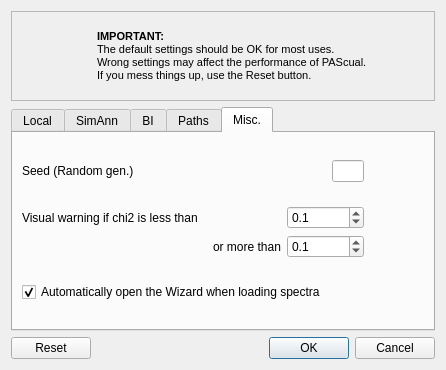
This is Options.ui in cpascual/PAScual as Qt 5 draws it before an edit. The edited form follows.
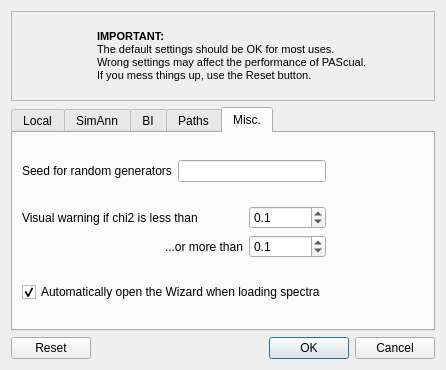
This is the edited form. The open tabs and pages were chosen to show the change. Icons and pictures are not drawn.

The edit to the form file:
```diff
--- a/Options.ui
+++ b/Options.ui
@@ -667,6 +667,8 @@
       </attribute>
       <layout class="QGridLayout" name="gridLayout_5" >
        <item row="0" column="0" >
+        <layout class="QHBoxLayout" name="horizontalLayout_3" >
+         <item>
         <widget class="QLabel" name="label_12" >
          <property name="toolTip" >
           <string>&lt;!DOCTYPE HTML PUBLIC "-//W3C//DTD HTML 4.0//EN" "http://www.w3.org/TR/REC-html40/strict.dtd">
@@ -676,11 +678,11 @@
 &lt;p style=" margin-top:0px; margin-bottom:0px; margin-left:0px; margin-right:0px; -qt-block-indent:0; text-indent:0px;">&lt;span style=" font-size:8pt;">Fixed seed for pseudo-random number generator. If you leave this field blank, the seed will be different each time you start PAScual.&lt;/span>&lt;/p>&lt;/body>&lt;/html></string>
          </property>
          <property name="text" >
-          <string>Seed (Random gen.)</string>
+            <string>Seed for random generators</string>
          </property>
         </widget>
        </item>
-       <item row="0" column="1" >
+         <item>
         <widget class="QLineEdit" name="seedLE" >
          <property name="toolTip" >
           <string>&lt;!DOCTYPE HTML PUBLIC "-//W3C//DTD HTML 4.0//EN" "http://www.w3.org/TR/REC-html40/strict.dtd">
@@ -691,22 +693,24 @@
          </property>
         </widget>
        </item>
-       <item row="0" column="2" >
+        </layout>
+       </item>
+       <item row="0" column="1" >
         <spacer name="horizontalSpacer_6" >
          <property name="orientation" >
           <enum>Qt::Horizontal</enum>
          </property>
          <property name="sizeHint" stdset="0" >
           <size>
-           <width>135</width>
+           <width>118</width>
            <height>20</height>
           </size>
          </property>
         </spacer>
        </item>
-       <item row="1" column="0" colspan="2" >
+       <item row="1" column="0" >
         <layout class="QGridLayout" name="gridLayout_4" >
-         <item row="0" column="0" colspan="2" >
+         <item row="0" column="0" >
           <widget class="QLabel" name="label_14" >
            <property name="toolTip" >
             <string>The results table will warn that the fit is suspicious (by turning the row red) if the chi2 is outside the range set here.</string>
@@ -716,7 +720,7 @@
            </property>
           </widget>
          </item>
-         <item row="0" column="2" >
+         <item row="0" column="1" >
           <widget class="QDoubleSpinBox" name="warning_chi2_lowSB" >
            <property name="toolTip" >
             <string>The results table will warn that the fit is suspicious (by turning the row red) if the chi2 is outside the range set here.</string>
@@ -739,6 +743,8 @@
           </widget>
          </item>
          <item row="1" column="0" >
+          <layout class="QHBoxLayout" name="horizontalLayout_2" >
+           <item>
           <spacer name="horizontalSpacer_8" >
            <property name="orientation" >
             <enum>Qt::Horizontal</enum>
@@ -746,22 +752,24 @@
            <property name="sizeHint" stdset="0" >
             <size>
              <width>68</width>
-             <height>20</height>
+               <height>14</height>
             </size>
            </property>
           </spacer>
          </item>
-         <item row="1" column="1" >
+           <item>
           <widget class="QLabel" name="label_16" >
            <property name="toolTip" >
             <string>The results table will warn that the fit is suspicious (by turning the row red) if the chi2 is outside the range set here.</string>
            </property>
            <property name="text" >
-            <string>or more than</string>
+              <string>...or more than</string>
            </property>
           </widget>
          </item>
-         <item row="1" column="2" >
+          </layout>
+         </item>
+         <item row="1" column="1" >
           <widget class="QDoubleSpinBox" name="warning_chi2_highSB" >
            <property name="toolTip" >
             <string>The results table will warn that the fit is suspicious (by turning the row red) if the chi2 is outside the range set here.</string>
@@ -785,14 +793,14 @@
          </item>
         </layout>
        </item>
-       <item row="1" column="2" >
-        <spacer name="horizontalSpacer_7" >
+       <item row="1" column="1" >
+        <spacer name="horizontalSpacer_5" >
          <property name="orientation" >
           <enum>Qt::Horizontal</enum>
          </property>
          <property name="sizeHint" stdset="0" >
           <size>
-           <width>135</width>
+           <width>118</width>
            <height>20</height>
           </size>
          </property>
@@ -808,6 +816,19 @@
          </property>
         </widget>
        </item>
+       <item row="2" column="1" >
+        <spacer name="horizontalSpacer_7" >
+         <property name="orientation" >
+          <enum>Qt::Horizontal</enum>
+         </property>
+         <property name="sizeHint" stdset="0" >
+          <size>
+           <width>118</width>
+           <height>20</height>
+          </size>
+         </property>
+        </spacer>
+       </item>
       </layout>
      </widget>
     </widget>
```
Left out of the diff: 12 changed lines with no effect on the pictures. Lines whose indentation alone changed are shown as unchanged.
